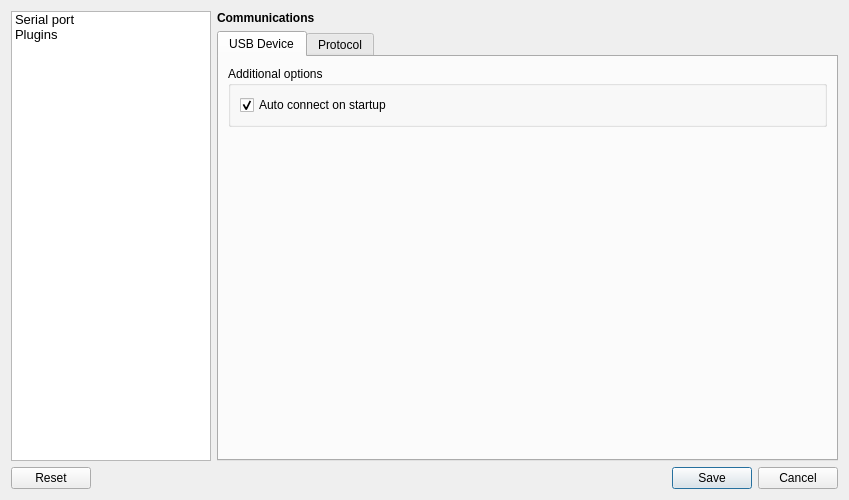
azais-corentin/SliderBar, file source/desktop/sliderbar/settingsdialog.ui: the form before one commit.
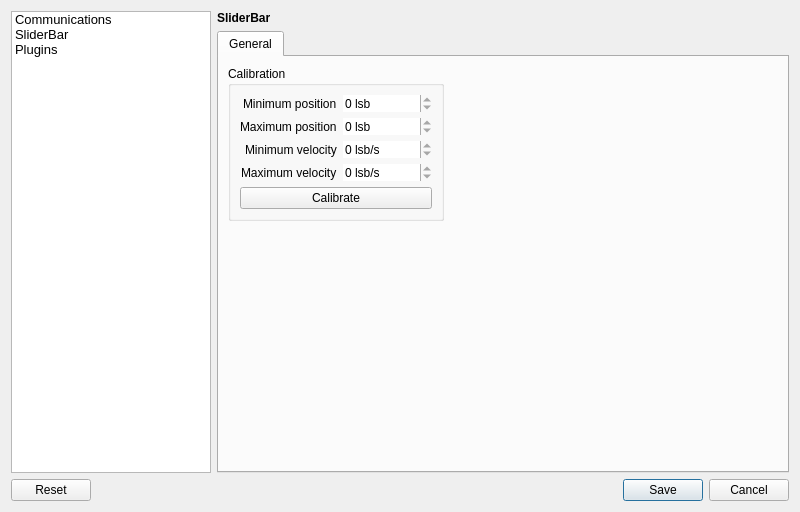
The form after the commit. The open tabs and pages were chosen to show the change.

The edit to the form file:
```diff
--- a/source/desktop/sliderbar/settingsdialog.ui
+++ b/source/desktop/sliderbar/settingsdialog.ui
@@ -6,8 +6,8 @@
    <rect>
     <x>0</x>
     <y>0</y>
-    <width>849</width>
-    <height>500</height>
+    <width>800</width>
+    <height>512</height>
    </rect>
   </property>
   <property name="minimumSize">
@@ -16,57 +16,17 @@
     <height>500</height>
    </size>
   </property>
+  <property name="cursor">
+   <cursorShape>ArrowCursor</cursorShape>
+  </property>
   <property name="windowTitle">
    <string>SliderBar settings</string>
   </property>
   <layout class="QGridLayout" name="gridLayout">
-   <item row="1" column="0">
-    <widget class="QListWidget" name="listCategories">
-     <property name="sizePolicy">
-      <sizepolicy hsizetype="Fixed" vsizetype="Expanding">
-       <horstretch>0</horstretch>
-       <verstretch>0</verstretch>
-      </sizepolicy>
-     </property>
-     <property name="minimumSize">
-      <size>
-       <width>200</width>
-       <height>0</height>
-      </size>
-     </property>
-     <property name="maximumSize">
-      <size>
-       <width>200</width>
-       <height>16777215</height>
-      </size>
-     </property>
-     <property name="font">
-      <font>
-       <pointsize>10</pointsize>
-      </font>
-     </property>
-     <property name="spacing">
-      <number>6</number>
-     </property>
-     <property name="uniformItemSizes">
-      <bool>true</bool>
-     </property>
-     <item>
-      <property name="text">
-       <string>Serial port</string>
-      </property>
-     </item>
-     <item>
-      <property name="text">
-       <string>Plugins</string>
-      </property>
-     </item>
-    </widget>
-   </item>
    <item row="1" column="1">
     <widget class="QStackedWidget" name="stackedWidget">
      <widget class="QWidget" name="settingsCommunications">
-      <layout class="QGridLayout" name="gridLayout_2">
+      <layout class="QVBoxLayout" name="verticalLayout">
        <property name="leftMargin">
         <number>0</number>
        </property>
@@ -79,7 +39,7 @@
        <property name="bottomMargin">
         <number>0</number>
        </property>
-       <item row="0" column="0">
+       <item>
         <widget class="QLabel" name="titleCommunications">
          <property name="font">
           <font>
@@ -92,10 +52,10 @@
          </property>
         </widget>
        </item>
-       <item row="1" column="0">
+       <item>
         <widget class="QTabWidget" name="tabWidgeCommunications">
          <property name="currentIndex">
-          <number>1</number>
+          <number>0</number>
          </property>
          <widget class="QWidget" name="tabUSBDevice">
           <attribute name="title">
@@ -339,8 +299,195 @@
        </item>
       </layout>
      </widget>
+     <widget class="QWidget" name="settingsSliderBar">
+      <layout class="QVBoxLayout" name="verticalLayout_2">
+       <property name="leftMargin">
+        <number>0</number>
+       </property>
+       <property name="topMargin">
+        <number>0</number>
+       </property>
+       <property name="rightMargin">
+        <number>0</number>
+       </property>
+       <property name="bottomMargin">
+        <number>0</number>
+       </property>
+       <item>
+        <widget class="QLabel" name="titleSliderBar">
+         <property name="font">
+          <font>
+           <weight>75</weight>
+           <bold>true</bold>
+          </font>
+         </property>
+         <property name="text">
+          <string>SliderBar</string>
+         </property>
+        </widget>
+       </item>
+       <item>
+        <widget class="QTabWidget" name="tabWidgetSliderBar">
+         <widget class="QWidget" name="tabGeneral">
+          <attribute name="title">
+           <string>General</string>
+          </attribute>
+          <layout class="QGridLayout" name="gridLayout_2">
+           <item row="0" column="0">
+            <widget class="QGroupBox" name="groupBox">
+             <property name="title">
+              <string>Calibration</string>
+             </property>
+             <layout class="QGridLayout" name="gridLayout_4" columnstretch="0">
+              <item row="1" column="0">
+               <widget class="QPushButton" name="bCalibrate">
+                <property name="text">
+                 <string>Calibrate</string>
+                </property>
+               </widget>
+              </item>
+              <item row="0" column="0">
+               <layout class="QFormLayout" name="formLayout_3">
+                <property name="labelAlignment">
+                 <set>Qt::AlignRight|Qt::AlignTrailing|Qt::AlignVCenter</set>
+                </property>
+                <property name="formAlignment">
+                 <set>Qt::AlignLeading|Qt::AlignLeft|Qt::AlignVCenter</set>
+                </property>
+                <item row="0" column="0">
+                 <widget class="QLabel" name="lMinPos">
+                  <property name="text">
+                   <string>Minimum position</string>
+                  </property>
+                 </widget>
+                </item>
+                <item row="0" column="1">
+                 <widget class="QSpinBox" name="eMinPos">
+                  <property name="frame">
+                   <bool>false</bool>
+                  </property>
+                  <property name="readOnly">
+                   <bool>true</bool>
+                  </property>
+                  <property name="suffix">
+                   <string> lsb</string>
+                  </property>
+                  <property name="maximum">
+                   <number>999999999</number>
+                  </property>
+                 </widget>
+                </item>
+                <item row="1" column="0">
+                 <widget class="QLabel" name="lMaxPos">
+                  <property name="text">
+                   <string>Maximum position</string>
+                  </property>
+                 </widget>
+                </item>
+                <item row="1" column="1">
+                 <widget class="QSpinBox" name="eMaxPos">
+                  <property name="frame">
+                   <bool>false</bool>
+                  </property>
+                  <property name="readOnly">
+                   <bool>true</bool>
+                  </property>
+                  <property name="suffix">
+                   <string> lsb</string>
+                  </property>
+                  <property name="maximum">
+                   <number>999999999</number>
+                  </property>
+                 </widget>
+                </item>
+                <item row="2" column="0">
+                 <widget class="QLabel" name="lMinVel">
+                  <property name="text">
+                   <string>Minimum velocity</string>
+                  </property>
+                 </widget>
+                </item>
+                <item row="2" column="1">
+                 <widget class="QSpinBox" name="eMinVel">
+                  <property name="frame">
+                   <bool>false</bool>
+                  </property>
+                  <property name="readOnly">
+                   <bool>true</bool>
+                  </property>
+                  <property name="suffix">
+                   <string> lsb/s</string>
+                  </property>
+                  <property name="maximum">
+                   <number>999999999</number>
+                  </property>
+                 </widget>
+                </item>
+                <item row="3" column="0">
+                 <widget class="QLabel" name="lMaxVel">
+                  <property name="text">
+                   <string>Maximum velocity</string>
+                  </property>
+                 </widget>
+                </item>
+                <item row="3" column="1">
+                 <widget class="QSpinBox" name="eMaxVel">
+                  <property name="frame">
+                   <bool>false</bool>
+                  </property>
+                  <property name="readOnly">
+                   <bool>true</bool>
+                  </property>
+                  <property name="suffix">
+                   <string> lsb/s</string>
+                  </property>
+                  <property name="prefix">
+                   <string/>
+                  </property>
+                  <property name="maximum">
+                   <number>999999999</number>
+                  </property>
+                 </widget>
+                </item>
+               </layout>
+              </item>
+             </layout>
+            </widget>
+           </item>
+           <item row="1" column="0">
+            <spacer name="verticalSpacer_3">
+             <property name="orientation">
+              <enum>Qt::Vertical</enum>
+             </property>
+             <property name="sizeHint" stdset="0">
+              <size>
+               <width>20</width>
+               <height>40</height>
+              </size>
+             </property>
+            </spacer>
+           </item>
+           <item row="0" column="1">
+            <spacer name="horizontalSpacer">
+             <property name="orientation">
+              <enum>Qt::Horizontal</enum>
+             </property>
+             <property name="sizeHint" stdset="0">
+              <size>
+               <width>40</width>
+               <height>20</height>
+              </size>
+             </property>
+            </spacer>
+           </item>
+          </layout>
+         </widget>
+        </widget>
+       </item>
+      </layout>
+     </widget>
      <widget class="QWidget" name="settingsPlugins">
-      <layout class="QGridLayout" name="gridLayout_4">
+      <layout class="QVBoxLayout" name="verticalLayout_3">
        <property name="leftMargin">
         <number>0</number>
        </property>
@@ -353,14 +500,14 @@
        <property name="bottomMargin">
         <number>0</number>
        </property>
-       <item row="0" column="0">
+       <item>
         <widget class="QLabel" name="titlePlugins">
          <property name="text">
           <string>Plugin settings</string>
          </property>
         </widget>
        </item>
-       <item row="1" column="0">
+       <item>
         <widget class="QTabWidget" name="tabWidgetPlugins">
          <widget class="QWidget" name="Plugin1">
           <attribute name="title">
@@ -373,6 +520,54 @@
      </widget>
     </widget>
    </item>
+   <item row="1" column="0">
+    <widget class="QListWidget" name="listCategories">
+     <property name="sizePolicy">
+      <sizepolicy hsizetype="Fixed" vsizetype="Expanding">
+       <horstretch>0</horstretch>
+       <verstretch>0</verstretch>
+      </sizepolicy>
+     </property>
+     <property name="minimumSize">
+      <size>
+       <width>200</width>
+       <height>0</height>
+      </size>
+     </property>
+     <property name="maximumSize">
+      <size>
+       <width>200</width>
+       <height>16777215</height>
+      </size>
+     </property>
+     <property name="font">
+      <font>
+       <pointsize>10</pointsize>
+      </font>
+     </property>
+     <property name="spacing">
+      <number>6</number>
+     </property>
+     <property name="uniformItemSizes">
+      <bool>true</bool>
+     </property>
+     <item>
+      <property name="text">
+       <string>Communications</string>
+      </property>
+     </item>
+     <item>
+      <property name="text">
+       <string>SliderBar</string>
+      </property>
+     </item>
+     <item>
+      <property name="text">
+       <string>Plugins</string>
+      </property>
+     </item>
+    </widget>
+   </item>
    <item row="2" column="0" colspan="2">
     <widget class="QDialogButtonBox" name="buttonBox">
      <property name="orientation">
```
